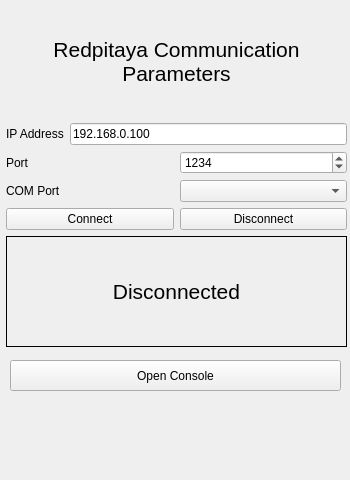
huettern/RedpitayaSpectrumAnalzyer, file settingswidget.ui: the form before one commit.
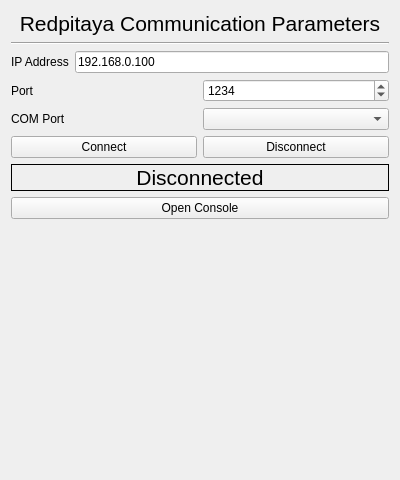
The form after the commit.

Patch:
```diff
--- a/settingswidget.ui
+++ b/settingswidget.ui
@@ -6,35 +6,16 @@
    <rect>
     <x>0</x>
     <y>0</y>
-    <width>350</width>
+    <width>400</width>
     <height>480</height>
    </rect>
   </property>
   <property name="windowTitle">
    <string>Form</string>
   </property>
-  <widget class="QWidget" name="layoutWidget">
-   <property name="geometry">
-    <rect>
-     <x>1</x>
-     <y>1</y>
-     <width>351</width>
-     <height>351</height>
-    </rect>
-   </property>
+  <layout class="QVBoxLayout" name="verticalLayout_2">
+   <item>
    <layout class="QVBoxLayout" name="verticalLayout">
-    <property name="leftMargin">
-     <number>5</number>
-    </property>
-    <property name="topMargin">
-     <number>5</number>
-    </property>
-    <property name="rightMargin">
-     <number>5</number>
-    </property>
-    <property name="bottomMargin">
-     <number>5</number>
-    </property>
     <item>
      <widget class="QLabel" name="titlelabel">
       <property name="font">
@@ -56,6 +37,13 @@
       </property>
      </widget>
     </item>
+     <item>
+      <widget class="Line" name="line">
+       <property name="orientation">
+        <enum>Qt::Horizontal</enum>
+       </property>
+      </widget>
+     </item>
     <item>
      <layout class="QHBoxLayout" name="horizontalLayout">
       <item>
@@ -154,21 +142,29 @@
       </property>
      </widget>
     </item>
-   </layout>
-  </widget>
+     <item>
   <widget class="QPushButton" name="openConsoleButton">
-   <property name="geometry">
-    <rect>
-     <x>10</x>
-     <y>360</y>
-     <width>331</width>
-     <height>31</height>
-    </rect>
-   </property>
    <property name="text">
     <string>Open Console</string>
    </property>
   </widget>
+     </item>
+    </layout>
+   </item>
+   <item>
+    <spacer name="verticalSpacer">
+     <property name="orientation">
+      <enum>Qt::Vertical</enum>
+     </property>
+     <property name="sizeHint" stdset="0">
+      <size>
+       <width>20</width>
+       <height>25</height>
+      </size>
+     </property>
+    </spacer>
+   </item>
+  </layout>
  </widget>
  <resources/>
  <connections/>
```
Lines whose indentation alone changed are shown as unchanged.
